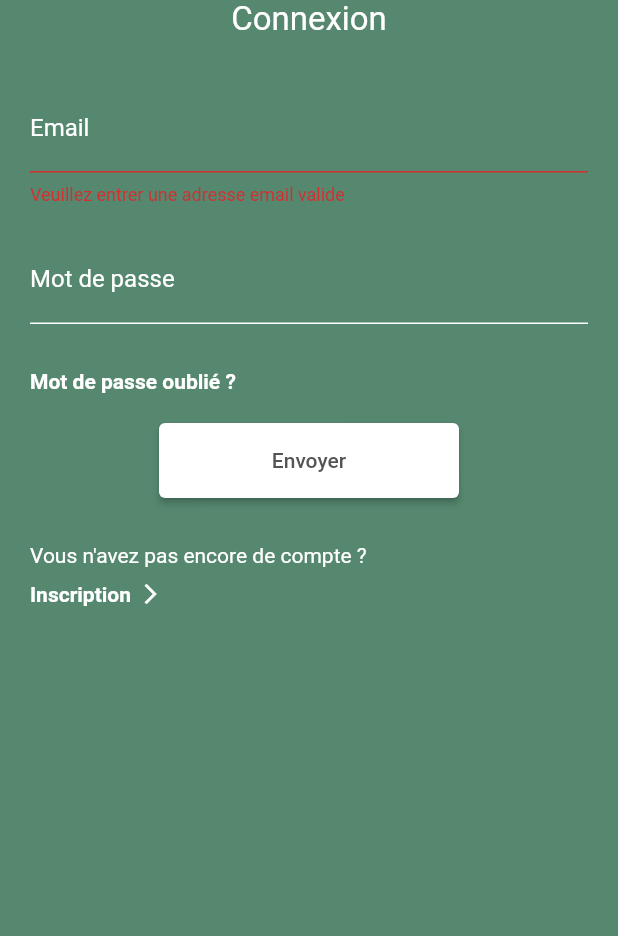
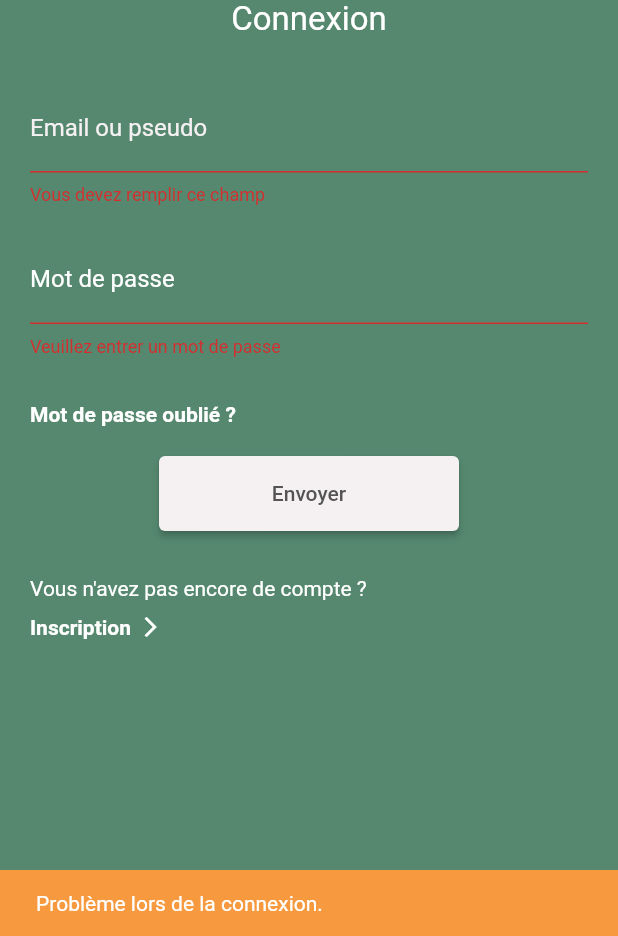
Before and after one commit to PintoJody/SmokeHelper, a Flutter app: the screen it shows after launch, after a tap on "Envoyer", on a phone screen of 412 x 824 dp, the part 300-1236 px from its top. Run offline on Flutter 3.47's test engine with Material 2 defaults, Android fonts, the phone set to English and light mode, and no system bars; our stand-ins replace flutter_secure_storage, flutter_svg; missing offline and left inert: dart:ffi; network calls fail.

Commit message:
:construction: login in progress

```diff
--- a/lib/model/UserModel.dart
+++ b/lib/model/UserModel.dart
@@ -2,10 +2,11 @@ class User {
   String username;
   String password;
   String email;
+  String usernameEmail;
 
-  User({required this.username, required this.password, required this.email});
+  User({required this.username, required this.password, required this.email, this.usernameEmail = ""});
 
   Map<String, String> toMap() {
-    return {'username': username, 'password': password, 'email': email};
+    return {'username': username, 'password': password, 'email': email, 'usernameEmail':usernameEmail};
   }
 }
--- /dev/null
+++ b/lib/service/login_service.dart
@@ -0,0 +1,35 @@
+import 'package:flutter/material.dart';
+import 'package:http/http.dart' as http;
+import 'dart:convert';
+import '../model/UserModel.dart';
+
+class LoginResponse {
+  bool success;
+  String data;
+
+  LoginResponse({required this.success, required this.data});
+}
+
+class LoginService {
+  static Future<LoginResponse> login(User user) async {
+    final url = Uri.parse('https://smokehelperapi.hop.sh/users/login');
+    final request = http.MultipartRequest('POST', url);
+    request.headers['Content-Type'] = 'multipart/form-data';
+    request.fields['usernameEmail'] = user.usernameEmail;
+    request.fields['password'] = user.password;
+
+    try {
+      final response = await request.send();
+      final responseData = await response.stream.transform(utf8.decoder).join();
+
+      if (response.statusCode == 200) {
+        return LoginResponse(success: true, data: responseData);
+      } else {
+        return LoginResponse(success: false, data: responseData);
+      }
+    } catch (e) {
+      print("Erreur lors de la connexion au serveur : $e");
+      return LoginResponse(success: false, data: e.toString());
+    }
+  }
+}
--- a/lib/view/loginView.dart
+++ b/lib/view/loginView.dart
@@ -1,6 +1,12 @@
+import 'dart:convert';
+
 import 'package:flutter/material.dart';
 import 'package:flutter_svg/flutter_svg.dart';
+import 'package:smoke_helper/service/auth_token_service.dart';
 import 'package:smoke_helper/theme/theme.dart';
+
+import '../model/UserModel.dart';
+import '../service/login_service.dart';
 
 class LoginView extends StatefulWidget {
   @override
@@ -8,9 +14,65 @@ class LoginView extends StatefulWidget {
 }
 
 class _LoginView extends State<LoginView> {
+  final AuthService _authService = AuthService();
   final _formKey = GlobalKey<FormState>();
-  late String _email;
-  late String _password;
+
+  User _user = User(email: '', username: '', password: '', usernameEmail: '');
+
+  //Stock variable error
+  String? passwordError;
+  String? emailError;
+  String? usernameError;
+  String? usernameEmailError;
+  String? test;
+
+  Future<void> _login() async {
+    print(_user.usernameEmail);
+    print(_user.password);
+
+    final responseJson = await LoginService.login(_user);
+
+    //Format data
+    Map<String, dynamic> responseData;
+    responseData = await json.decode(responseJson.data);
+
+    if (responseJson.success) {
+      ScaffoldMessenger.of(context).showSnackBar(
+        const SnackBar(
+          content: Text('Vous êtes connecté ! Redirection...'),
+          duration: Duration(seconds: 2),
+          backgroundColor: CustomTheme.successColor,
+        ),
+      );
+
+      //TODO AJOUTER CONDITION SI USER NON VERIF => INPUT CONFIRM TOKEN
+      print(responseData);
+      // // Stock User Id
+      await _authService.setAuthToken(responseData["_id"]);
+
+      //TODO REDIRECTION
+      test = await _authService.getAuthToken();
+      print(test);
+      // // Redirection main app page
+      // await Future.delayed(Duration(seconds: 1));
+      // Navigator.popUntil(context, (route) => route.isFirst);
+
+    }else{
+      setState(() {
+        emailError = responseData['email'];
+        passwordError = responseData['password'];
+        usernameError = responseData['username'];
+        usernameEmailError = responseData['usernameEmail'];
+      });
+      ScaffoldMessenger.of(context).showSnackBar(
+        const SnackBar(
+          content: Text('Echec de la connexion'),
+          duration: Duration(seconds: 2),
+          backgroundColor: CustomTheme.errorColor,
+        ),
+      );
+    }
+  }
 
   @override
   Widget build(BuildContext context) {
@@ -41,36 +103,31 @@ class _LoginView extends State<LoginView> {
                 ),
                 const SizedBox(height: 30.0),
                 TextFormField(
-                  validator: (value) {
-                    if (value?.isEmpty ?? true) {
-                      return 'Veuillez entrer une adresse email valide';
-                    }
-                    return null;
-                  },
-                  onSaved: (value) => _email = value!,
                   decoration: const InputDecoration(
-                    labelText: 'Email',
+                    labelText: 'Email ou pseudo',
                     labelStyle: TextStyle(
-                      color: Colors.white,
+                      color: CustomTheme.bgWhiteColor,
                     ),
                     hintText: "exemple@gmail.com",
                     enabledBorder: UnderlineInputBorder(
-                      borderSide: BorderSide(color: Colors.white),
+                      borderSide: BorderSide(color: CustomTheme.bgWhiteColor),
                     ),
                   ),
                   style: const TextStyle(
                     color: Colors.white,
                   ),
+                  validator: (value) {
+                    if (value?.isEmpty ?? true) {
+                      return "Vous devez remplir ce champ";
+                    }else if (usernameEmailError != null) {
+                      return usernameEmailError;
+                    }
+                    return null;
+                  },
+                  onSaved: (value) => _user.usernameEmail = value!,
                 ),
                 const SizedBox(height: 20.0),
                 TextFormField(
-                  validator: (value) {
-                    if (value != null && value.length > 6) {
-                      return 'Le mot de passe doit contenir au moins 6 caractères';
-                    }
-                    return null;
-                  },
-                  onSaved: (value) => _password = value!,
                   decoration: const InputDecoration(
                     labelText: 'Mot de passe',
                     labelStyle: TextStyle(
@@ -85,6 +142,15 @@ class _LoginView extends State<LoginView> {
                   style: const TextStyle(
                     color: Colors.white,
                   ),
+                  validator: (value) {
+                    if (value?.isEmpty ?? true) {
+                      return "Veuillez entrer un mot de passe";
+                    }else if (passwordError != null) {
+                      return passwordError;
+                    }
+                    return null;
+                  },
+                  onSaved: (value) => _user.password = value!,
                 ),
                 Padding(
                   padding: const EdgeInsets.only(top: 30.0),
@@ -109,14 +175,20 @@ class _LoginView extends State<LoginView> {
                     height: 50.0,
                     child: ElevatedButton(
                       style: ButtonStyle(
-                      backgroundColor: MaterialStateProperty.all(Colors.white),
+                        backgroundColor: MaterialStateProperty.all(CustomTheme.bgWhiteColor),
                       ),
-                    onPressed: (){
-                      if(_formKey.currentState!.validate()){
+                      onPressed: () {
+                        if(_formKey.currentState?.validate() ?? false){
+                          _formKey.currentState?.save();
+                          _login();
+                        }else{
                           ScaffoldMessenger.of(context).showSnackBar(
-                          const SnackBar(content: Text("Vous êtes connecté ! Redirection ..."))
+                            const SnackBar(
+                              content: Text('Problème lors de la connexion.'),
+                              duration: Duration(seconds: 3),
+                              backgroundColor: CustomTheme.warningColor,
+                            ),
                           );
-                        FocusScope.of(context).requestFocus(FocusNode());
                         }
                       },
                       child: const Text(
```
Also changed, not shown: lib/view/registerView.dart (+0 -7 lines). Lines whose indentation alone changed are shown as unchanged.
